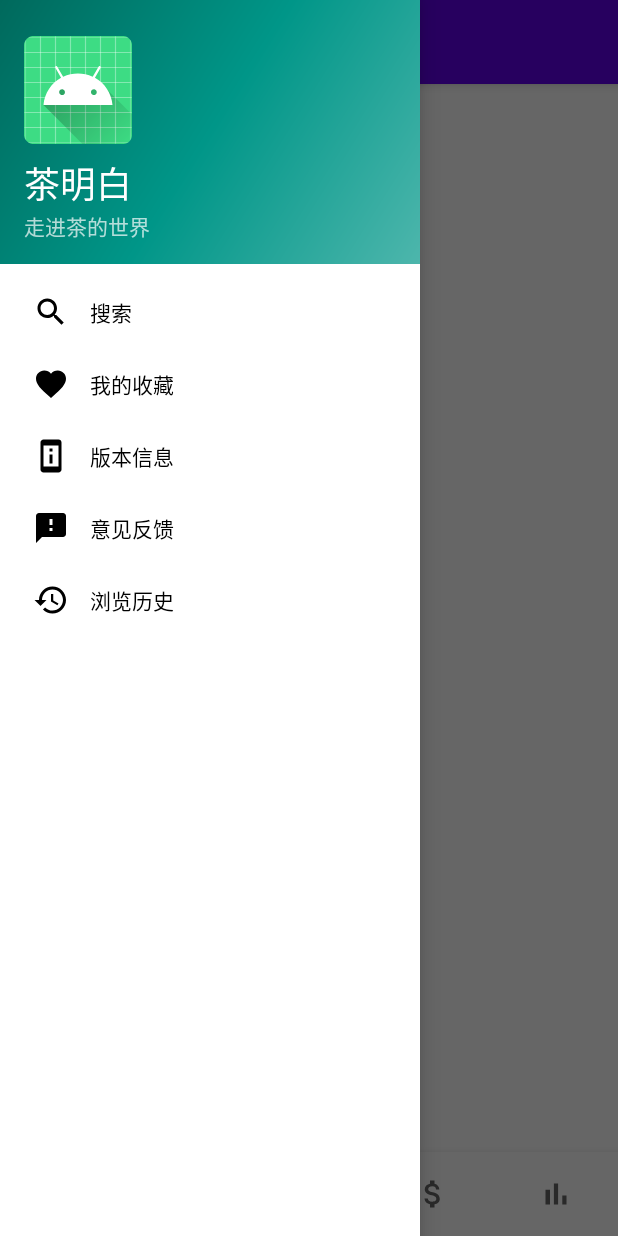
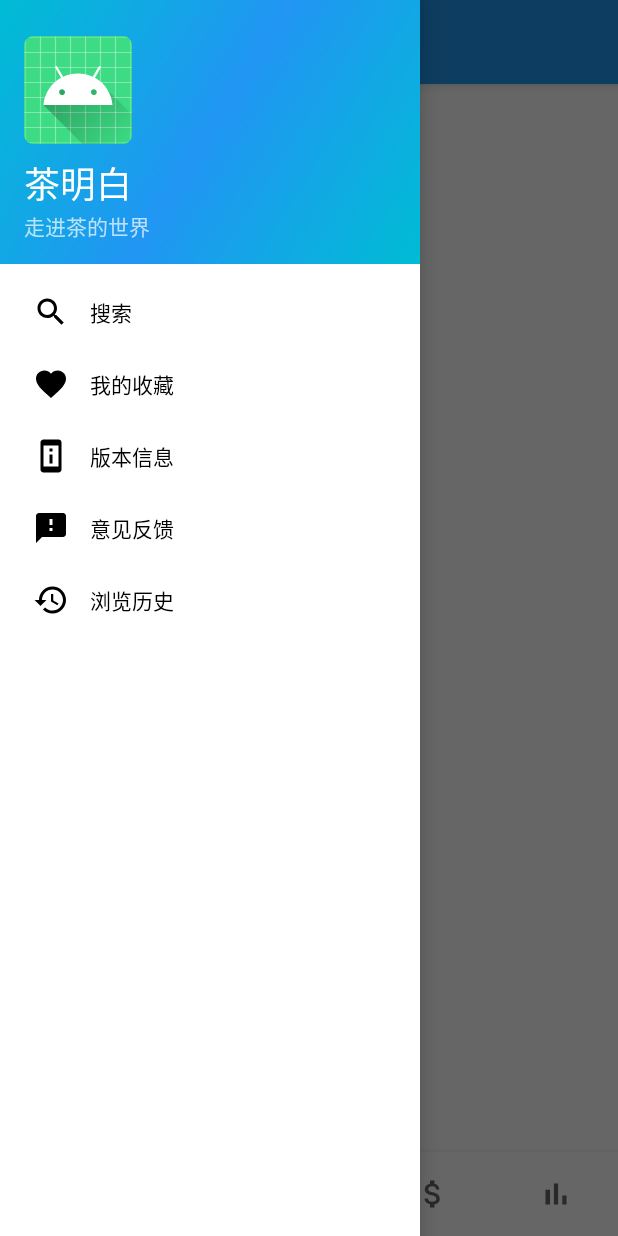
Before and after one commit to lioY3/TeaKnowledge, an Android app: the screen it shows after launch (MainActivity), with the side drawer open, on a phone screen of 412 x 824 dp. Run offline under Robolectric (Android 15) with nearby library versions, the phone set to English and light mode, and no system bars; our stand-ins replace navigation-ui; libraries missing offline, so code that uses them is left out: com.nostra13.universalimageloader, org.xutils, org.xutils.ex, org.xutils.x; 5 statements that could not run were skipped.

Commit message:
修改appbar颜色

```diff
--- a/app/src/main/res/drawable/side_nav_bar.xml
+++ b/app/src/main/res/drawable/side_nav_bar.xml
@@ -2,8 +2,8 @@
     android:shape="rectangle">
     <gradient
         android:angle="135"
-        android:centerColor="#009688"
-        android:endColor="#00695C"
-        android:startColor="#4DB6AC"
+        android:centerColor="#2196F3"
+        android:endColor="#00BCD4"
+        android:startColor="#00BCD4"
         android:type="linear" />
 </shape>
--- a/app/src/main/res/values/colors.xml
+++ b/app/src/main/res/values/colors.xml
@@ -1,8 +1,10 @@
 <?xml version="1.0" encoding="utf-8"?>
 <resources>
     <color name="purple_200">#FFBB86FC</color>
-    <color name="purple_500">#FF6200EE</color>
-    <color name="purple_700">#FF3700B3</color>
+<!--    <color name="purple_500">#FF6200EE</color>-->
+<!--    <color name="purple_700">#FF3700B3</color>-->
+    <color name="purple_500">#2098F2</color>
+    <color name="purple_700">#2098F2</color>
     <color name="teal_200">#FF03DAC5</color>
     <color name="teal_700">#FF018786</color>
     <color name="black">#FF000000</color>
```
